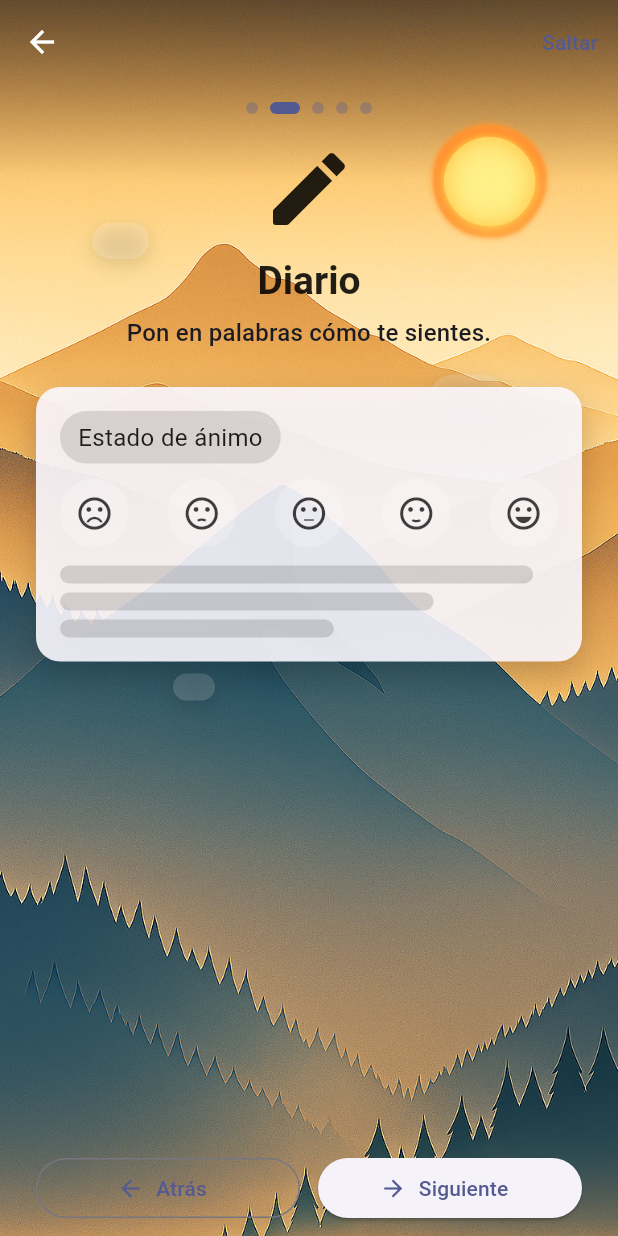
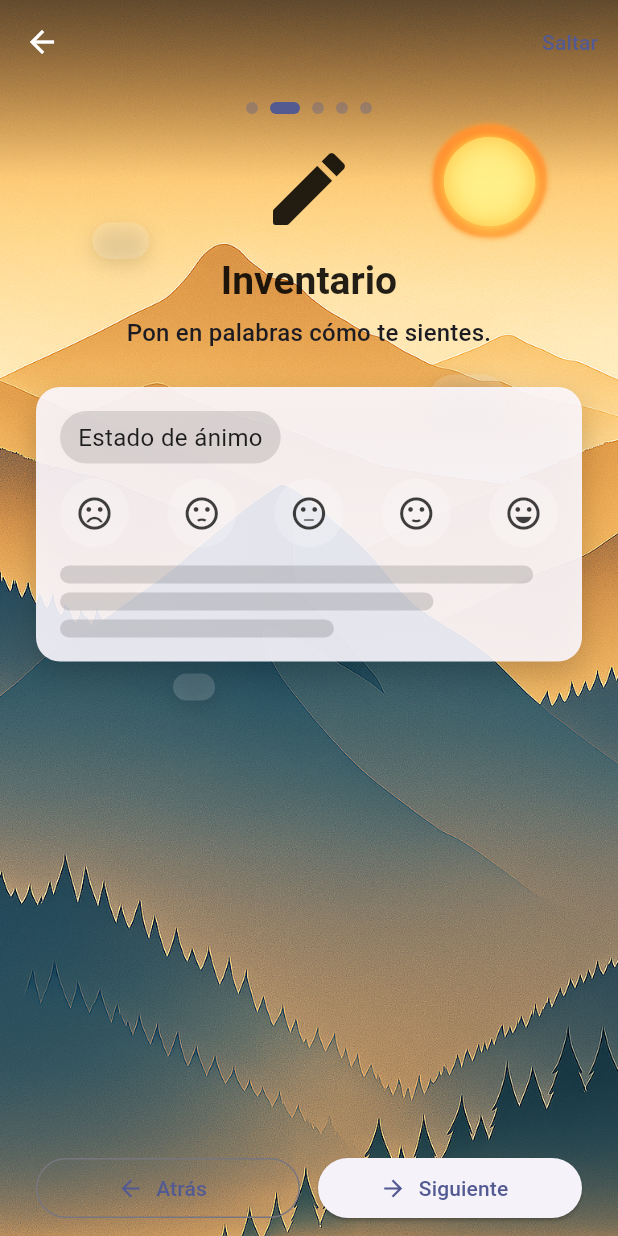
Before and after one commit to javiercamaraezquerra/Undiamas, a Flutter app: the screen it shows after launch, after a tap on "Siguiente", on a phone screen of 412 x 824 dp. Run offline on Flutter 3.47's test engine with Material 3 defaults, Android fonts, the phone set to English and light mode, and no system bars; our stand-ins replace fl_chart, flutter_local_notifications, flutter_markdown, flutter_secure_storage, google_mobile_ads, google_sign_in and 5 more; missing offline and left inert: googleapis; accounts and stored records are empty.

Commit message:
Update tutorial_screen.dart

```diff
--- a/lib/screens/tutorial_screen.dart
+++ b/lib/screens/tutorial_screen.dart
@@ -27,10 +27,10 @@ class _TutorialScreenState extends State<TutorialScreen> {
       subtitle: 'Tu progreso de un vistazo.',
       icon: Icons.home_rounded,
       kind: _PreviewKind.home,
-      semantics: 'Pantalla de inicio, muestra el contador y accesos rápidos.',
+      semantics: 'Pantalla de inicio, muestra el contador de días limpio y accesos rápidos.',
     ),
     _PreviewData(
-      title: 'Diario',
+      title: 'Inventario',
       subtitle: 'Pon en palabras cómo te sientes.',
       icon: Icons.edit_rounded,
       kind: _PreviewKind.diary,
```
